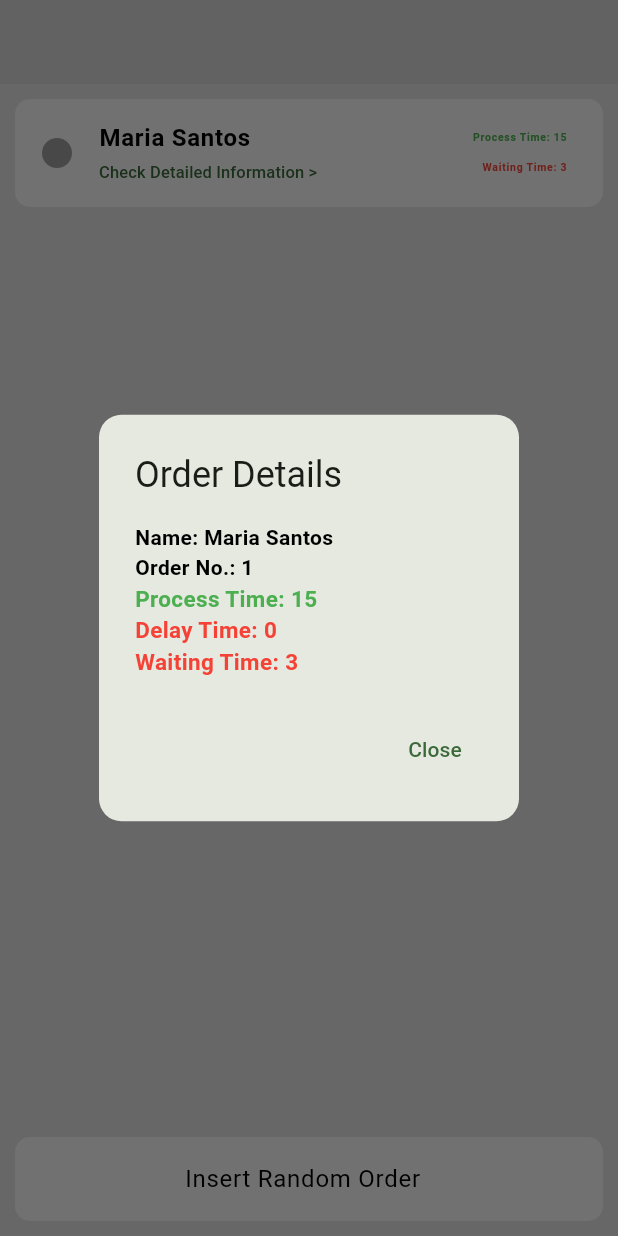
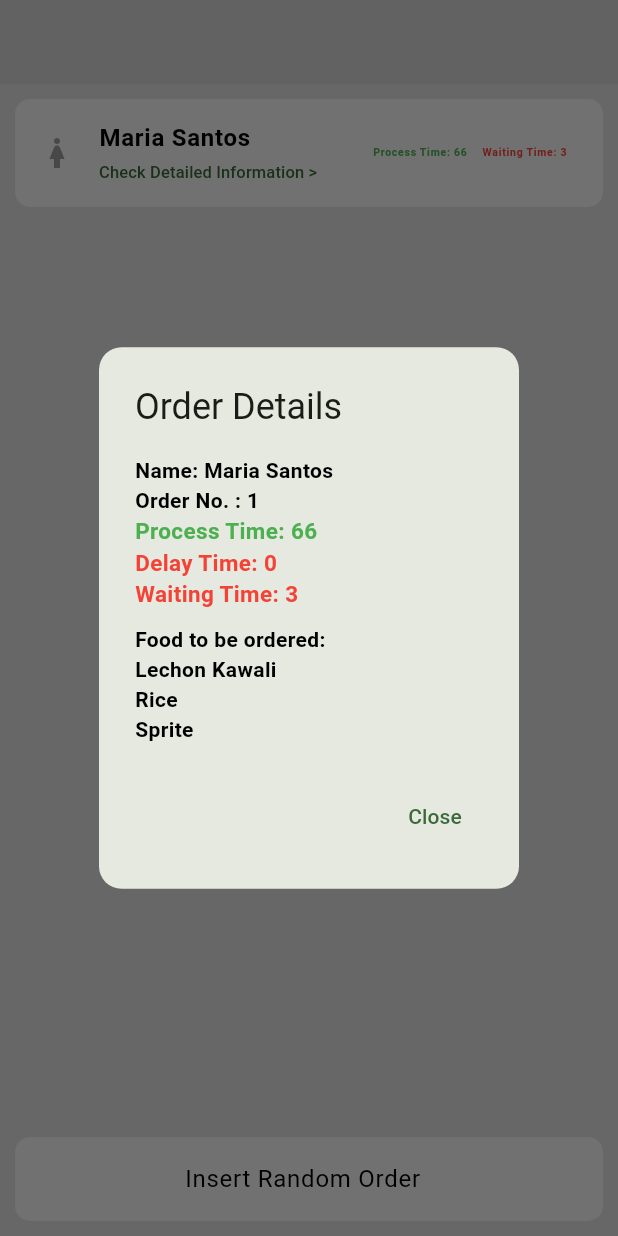
Before and after one commit to TenseiKun/Costumer-Order-Simulator-App, a Flutter app: the screen it shows after launch, after a tap on "Insert Random Order", after a tap on "Check Detailed Information >", on a phone screen of 412 x 824 dp. Run offline on Flutter 3.47's test engine with Material 3 defaults, Android fonts, the phone set to English and light mode, and no system bars; missing offline and left inert: flutter_gradient_app_bar.

Commit message:
version 2

```diff
--- a/lib/model.dart/queueModel.dart
+++ b/lib/model.dart/queueModel.dart
@@ -1,15 +1,21 @@
 class Orders {
   String name;
+  String foods;
+  String specifiedGender;
   int orderNo;
   int processTime;
+  int delayTime;
   int waitingTime;
-  int delayTime;
+  DateTime? timeReachedZero;
 
   Orders({
     required this.name,
+    required this.foods,
+    required this.specifiedGender,
     required this.orderNo,
     required this.processTime,
+    required this.delayTime,
     required this.waitingTime,
-    required this.delayTime,
+    this.timeReachedZero,
   });
 }
--- /dev/null
+++ b/lib/model.dart/randomFoods.dart
@@ -0,0 +1,4 @@
+class Foods {
+  String foodList;
+  Foods({required this.foodList});
+}
--- a/lib/model.dart/randomNameModel.dart
+++ b/lib/model.dart/randomNameModel.dart
@@ -1,5 +1,6 @@
 class RandomName {
   String characterName;
+  String gender;
 
-  RandomName({required this.characterName});
+  RandomName({required this.characterName, required this.gender});
 }
--- a/lib/queue.dart
+++ b/lib/queue.dart
@@ -1,5 +1,6 @@
 import 'dart:async';
 import 'dart:math';
+import 'package:fcsfs_order_process_plattechfinals/model.dart/randomFoods.dart';
 import 'package:fcsfs_order_process_plattechfinals/model.dart/randomNameModel.dart';
 import 'package:flutter/material.dart';
 import 'package:fcsfs_order_process_plattechfinals/model.dart/queueModel.dart';
@@ -16,107 +17,161 @@ class Queue extends StatefulWidget {
 
 class _QueueState extends State<Queue> {
   List<Orders> queueList = [];
+  List<Foods> randomFoods = [
+    Foods(foodList: 'Burger'),
+    Foods(foodList: 'Spaghetti'),
+    Foods(foodList: 'Pizza\nSoda'),
+    Foods(foodList: 'Fried Chicken\nFries'),
+    Foods(foodList: 'Hotdog'),
+    Foods(foodList: 'Tapsilog'),
+    Foods(foodList: 'Pancit\nLumpia'),
+    Foods(foodList: 'Adobo'),
+    Foods(foodList: 'Kare-Kare\nRice'),
+    Foods(foodList: 'Sinigang'),
+    Foods(foodList: 'Bistek Tagalog\nIced Tea'),
+    Foods(foodList: 'Lechon Kawali\nRice\nSprite'),
+    Foods(foodList: 'Pork BBQ'),
+    Foods(foodList: 'Chicken Inasal'),
+    Foods(foodList: 'Shawarma\nJuice'),
+    Foods(foodList: 'Dimsum Platter'),
+    Foods(foodList: 'Tempura\nSushi\nMiso Soup'),
+    Foods(foodList: 'Fishball\nKikiam'),
+    Foods(foodList: 'Takoyaki'),
+    Foods(foodList: 'Burgers\nFries\nMilkshake'),
+    Foods(foodList: 'Carbonara\nGarlic Bread'),
+    Foods(foodList: 'Tocilog'),
+    Foods(foodList: 'Ham Sandwich\nApple Juice'),
+    Foods(foodList: 'Ramen\nGreen Tea'),
+    Foods(foodList: 'Mango Float'),
+    Foods(foodList: 'Halo-Halo'),
+    Foods(foodList: 'Ice Cream Sundae'),
+    Foods(foodList: 'Donut\nCoffee'),
+    Foods(foodList: 'Corned Beef\nRice'),
+    Foods(foodList: 'Choco Lava Cake\nVanilla Ice Cream'),
+    Foods(foodList: 'Milk Tea\nFries'),
+    Foods(foodList: 'Taho'),
+    Foods(foodList: 'Siomai\nRice'),
+    Foods(foodList: 'Tuna Sandwich\nIced Coffee'),
+    Foods(foodList: 'Eggplant Omelette\nGarlic Rice'),
+    Foods(foodList: 'Cheesecake\nFruit Shake'),
+    Foods(foodList: 'Nachos\nCola'),
+    Foods(foodList: 'Bibingka\nPuto Bumbong'),
+    Foods(foodList: 'Lasagna\nCaesar Salad'),
+    Foods(foodList: 'Chicken Nuggets\nJuice'),
+    Foods(foodList: 'Pork Sisig\nEgg\nRice'),
+    Foods(foodList: 'Mami\nPandesal'),
+    Foods(foodList: 'Beef Tapa\nGarlic Rice\nEgg'),
+    Foods(foodList: 'Vegetable Lumpia\nRice'),
+    Foods(foodList: 'Burger Steak\nMashed Potatoes'),
+    Foods(foodList: 'Bacon\nEgg\nToast'),
+    Foods(foodList: 'Grilled Cheese\nTomato Soup'),
+    Foods(foodList: 'Rice Bowl\nFruit Cup'),
+    Foods(foodList: 'Sweet and Sour Pork\nRice'),
+    Foods(foodList: 'Crispy Pata\nCoke'),
+    Foods(foodList: 'Kwek-Kwek\nPalamig'),
+  ];
   List<RandomName> randomNames = [
-    RandomName(characterName: 'David Agudo'),
-    RandomName(characterName: 'Criz Moreno'),
-    RandomName(characterName: 'Bonifacio Bautista'),
-    RandomName(characterName: 'Juan dela Cruz'),
-    RandomName(characterName: 'Maria Santos'),
-    RandomName(characterName: 'Josefina Tan'),
-    RandomName(characterName: 'Alfonso Reyes'),
-    RandomName(characterName: 'Liza Rodriguez'),
-    RandomName(characterName: 'Carlos Garcia'),
-    RandomName(characterName: 'Antonio Alvarez'),
-    RandomName(characterName: 'Elena Cruz'),
-    RandomName(characterName: 'Fernando Lopez'),
-    RandomName(characterName: 'Miguel Rivera'),
-    RandomName(characterName: 'Isabella Martinez'),
-    RandomName(characterName: 'Ryan Johnson'),
-    RandomName(characterName: 'Emily Thompson'),
-    RandomName(characterName: 'Michael Smith'),
-    RandomName(characterName: 'Sarah Davis'),
-    RandomName(characterName: 'James Williams'),
-    RandomName(characterName: 'John Brown'),
-    RandomName(characterName: 'Jessica Taylor'),
-    RandomName(characterName: 'Alexandra Lee'),
-    RandomName(characterName: 'Evan Clark'),
-    RandomName(characterName: 'Grace Harris'),
-    RandomName(characterName: 'Andrew Young'),
-    RandomName(characterName: 'Sophia Walker'),
-    RandomName(characterName: 'Jack Martinez'),
-    RandomName(characterName: 'Ava Robinson'),
-    RandomName(characterName: 'William Turner'),
-    RandomName(characterName: 'Charlotte White'),
-    RandomName(characterName: 'Henry King'),
-    RandomName(characterName: 'Jackie Campbell'),
-    RandomName(characterName: 'Oliver Wright'),
-    RandomName(characterName: 'Maya Phillips'),
-    RandomName(characterName: 'Carter Evans'),
-    RandomName(characterName: 'Isaiah Carter'),
-    RandomName(characterName: 'Lucas Mitchell'),
-    RandomName(characterName: 'Zoe Scott'),
-    RandomName(characterName: 'Grace Hill'),
-    RandomName(characterName: 'Dylan Adams'),
-    RandomName(characterName: 'Mia Perez'),
-    RandomName(characterName: 'Samantha Baker'),
-    RandomName(characterName: 'Ben Taylor'),
-    RandomName(characterName: 'Olivia Green'),
-    RandomName(characterName: 'Mason Nelson'),
-    RandomName(characterName: 'Chloe Young'),
-    RandomName(characterName: 'Daniel King'),
-    RandomName(characterName: 'Anna Scott'),
-    RandomName(characterName: 'Raul Delgado'),
-    RandomName(characterName: 'Ricardo Aquino'),
-    RandomName(characterName: 'Veronica Garcia'),
-    RandomName(characterName: 'Ariel Dizon'),
-    RandomName(characterName: 'Catherine Reyes'),
-    RandomName(characterName: 'Lorenzo Ramos'),
-    RandomName(characterName: 'Lily Sanchez'),
-    RandomName(characterName: 'Paolo Torres'),
-    RandomName(characterName: 'Miguel Salazar'),
-    RandomName(characterName: 'Isabelle Cruz'),
-    RandomName(characterName: 'Samuel Matthews'),
-    RandomName(characterName: 'Kaitlyn Peterson'),
-    RandomName(characterName: 'Victoria Wong'),
-    RandomName(characterName: 'Antonio Rodriguez'),
-    RandomName(characterName: 'Jennifer Bell'),
-    RandomName(characterName: 'Henry Jackson'),
-    RandomName(characterName: 'Sarah Murphy'),
-    RandomName(characterName: 'Lucas Harrison'),
-    RandomName(characterName: 'Sophia Martinez'),
-    RandomName(characterName: 'Liam Turner'),
-    RandomName(characterName: 'Aidan Lopez'),
-    RandomName(characterName: 'Gabrielle Johnson'),
-    RandomName(characterName: 'Zara Thompson'),
-    RandomName(characterName: 'Mason Martinez'),
-    RandomName(characterName: 'Diana Sullivan'),
-    RandomName(characterName: 'Ethan Garcia'),
-    RandomName(characterName: 'Chloe Morgan'),
-    RandomName(characterName: 'Nathaniel Ward'),
-    RandomName(characterName: 'Elijah Clark'),
-    RandomName(characterName: 'Olivia Baker'),
-    RandomName(characterName: 'Benjamin Lewis'),
-    RandomName(characterName: 'Jessica Wright'),
-    RandomName(characterName: 'Hannah Mitchell'),
-    RandomName(characterName: 'William Harris'),
-    RandomName(characterName: 'Evelyn Peterson'),
-    RandomName(characterName: 'Gabriel Evans'),
-    RandomName(characterName: 'Julia Cook'),
-    RandomName(characterName: 'Luke Rogers'),
-    RandomName(characterName: 'Emily Price'),
-    RandomName(characterName: 'Michael Cooper'),
-    RandomName(characterName: 'Lola Santos'),
-    RandomName(characterName: 'Karla Gutierrez'),
-    RandomName(characterName: 'Julian Medina'),
-    RandomName(characterName: 'Chester Ramirez'),
-    RandomName(characterName: 'Adrian Williams'),
-    RandomName(characterName: 'Ruby Santiago'),
+    RandomName(characterName: 'David Agudo', gender: 'male'),
+    RandomName(characterName: 'Criz Moreno', gender: 'male'),
+    RandomName(characterName: 'Bonifacio Bautista', gender: 'male'),
+    RandomName(characterName: 'Juan dela Cruz', gender: 'male'),
+    RandomName(characterName: 'Maria Santos', gender: 'female'),
+    RandomName(characterName: 'Josefina Tan', gender: 'female'),
+    RandomName(characterName: 'Alfonso Reyes', gender: 'male'),
+    RandomName(characterName: 'Liza Rodriguez', gender: 'female'),
+    RandomName(characterName: 'Carlos Garcia', gender: 'male'),
+    RandomName(characterName: 'Antonio Alvarez', gender: 'male'),
+    RandomName(characterName: 'Elena Cruz', gender: 'female'),
+    RandomName(characterName: 'Fernando Lopez', gender: 'male'),
+    RandomName(characterName: 'Miguel Rivera', gender: 'male'),
+    RandomName(characterName: 'Isabella Martinez', gender: 'female'),
+    RandomName(characterName: 'Ryan Johnson', gender: 'male'),
+    RandomName(characterName: 'Emily Thompson', gender: 'female'),
+    RandomName(characterName: 'Michael Smith', gender: 'male'),
+    RandomName(characterName: 'Sarah Davis', gender: 'female'),
+    RandomName(characterName: 'James Williams', gender: 'male'),
+    RandomName(characterName: 'John Brown', gender: 'male'),
+    RandomName(characterName: 'Jessica Taylor', gender: 'female'),
+    RandomName(characterName: 'Alexandra Lee', gender: 'female'),
+    RandomName(characterName: 'Evan Clark', gender: 'male'),
+    RandomName(characterName: 'Grace Harris', gender: 'female'),
+    RandomName(characterName: 'Andrew Young', gender: 'male'),
+    RandomName(characterName: 'Sophia Walker', gender: 'female'),
+    RandomName(characterName: 'Jack Martinez', gender: 'male'),
+    RandomName(characterName: 'Ava Robinson', gender: 'female'),
+    RandomName(characterName: 'William Turner', gender: 'male'),
+    RandomName(characterName: 'Charlotte White', gender: 'female'),
+    RandomName(characterName: 'Henry King', gender: 'male'),
+    RandomName(characterName: 'Jackie Campbell', gender: 'female'),
+    RandomName(characterName: 'Oliver Wright', gender: 'male'),
+    RandomName(characterName: 'Maya Phillips', gender: 'female'),
+    RandomName(characterName: 'Carter Evans', gender: 'male'),
+    RandomName(characterName: 'Isaiah Carter', gender: 'male'),
+    RandomName(characterName: 'Lucas Mitchell', gender: 'male'),
+    RandomName(characterName: 'Zoe Scott', gender: 'female'),
+    RandomName(characterName: 'Grace Hill', gender: 'female'),
+    RandomName(characterName: 'Dylan Adams', gender: 'male'),
+    RandomName(characterName: 'Mia Perez', gender: 'female'),
+    RandomName(characterName: 'Samantha Baker', gender: 'female'),
+    RandomName(characterName: 'Ben Taylor', gender: 'male'),
+    RandomName(characterName: 'Olivia Green', gender: 'female'),
+    RandomName(characterName: 'Mason Nelson', gender: 'male'),
+    RandomName(characterName: 'Chloe Young', gender: 'female'),
+    RandomName(characterName: 'Daniel King', gender: 'male'),
+    RandomName(characterName: 'Anna Scott', gender: 'female'),
+    RandomName(characterName: 'Raul Delgado', gender: 'male'),
+    RandomName(characterName: 'Ricardo Aquino', gender: 'male'),
+    RandomName(characterName: 'Veronica Garcia', gender: 'female'),
+    RandomName(characterName: 'Ariel Dizon', gender: 'female'),
+    RandomName(characterName: 'Catherine Reyes', gender: 'female'),
+    RandomName(characterName: 'Lorenzo Ramos', gender: 'male'),
+    RandomName(characterName: 'Lily Sanchez', gender: 'female'),
+    RandomName(characterName: 'Paolo Torres', gender: 'male'),
+    RandomName(characterName: 'Miguel Salazar', gender: 'male'),
+    RandomName(characterName: 'Isabelle Cruz', gender: 'female'),
+    RandomName(characterName: 'Samuel Matthews', gender: 'male'),
+    RandomName(characterName: 'Kaitlyn Peterson', gender: 'female'),
+    RandomName(characterName: 'Victoria Wong', gender: 'female'),
+    RandomName(characterName: 'Antonio Rodriguez', gender: 'male'),
+    RandomName(characterName: 'Jennifer Bell', gender: 'female'),
+    RandomName(characterName: 'Henry Jackson', gender: 'male'),
+    RandomName(characterName: 'Sarah Murphy', gender: 'female'),
+    RandomName(characterName: 'Lucas Harrison', gender: 'male'),
+    RandomName(characterName: 'Sophia Martinez', gender: 'female'),
+    RandomName(characterName: 'Liam Turner', gender: 'male'),
+    RandomName(characterName: 'Aidan Lopez', gender: 'male'),
+    RandomName(characterName: 'Gabrielle Johnson', gender: 'female'),
+    RandomName(characterName: 'Zara Thompson', gender: 'female'),
+    RandomName(characterName: 'Mason Martinez', gender: 'male'),
+    RandomName(characterName: 'Diana Sullivan', gender: 'female'),
+    RandomName(characterName: 'Ethan Garcia', gender: 'male'),
+    RandomName(characterName: 'Chloe Morgan', gender: 'female'),
+    RandomName(characterName: 'Nathaniel Ward', gender: 'male'),
+    RandomName(characterName: 'Elijah Clark', gender: 'male'),
+    RandomName(characterName: 'Olivia Baker', gender: 'female'),
+    RandomName(characterName: 'Benjamin Lewis', gender: 'male'),
+    RandomName(characterName: 'Jessica Wright', gender: 'female'),
+    RandomName(characterName: 'Hannah Mitchell', gender: 'female'),
+    RandomName(characterName: 'William Harris', gender: 'male'),
+    RandomName(characterName: 'Evelyn Peterson', gender: 'female'),
+    RandomName(characterName: 'Gabriel Evans', gender: 'male'),
+    RandomName(characterName: 'Julia Cook', gender: 'female'),
+    RandomName(characterName: 'Luke Rogers', gender: 'male'),
+    RandomName(characterName: 'Emily Price', gender: 'female'),
+    RandomName(characterName: 'Michael Cooper', gender: 'male'),
+    RandomName(characterName: 'Lola Santos', gender: 'female'),
+    RandomName(characterName: 'Karla Gutierrez', gender: 'female'),
+    RandomName(characterName: 'Julian Medina', gender: 'male'),
+    RandomName(characterName: 'Chester Ramirez', gender: 'male'),
+    RandomName(characterName: 'Adrian Williams', gender: 'male'),
+    RandomName(characterName: 'Ruby Santiago', gender: 'female'),
   ];
 
   Timer? _processTimer;
   Timer? _waitingTimer;
   final Set<Orders> recentlyAddedOrders = {};
   int _nextOrderNo = 1;
+  bool priorityNo = false;
 
   @override
   void initState() {
@@ -127,11 +182,14 @@ class _QueueState extends State<Queue> {
         for (var order in queueList) {
           if (order.processTime > 0) {
             order.processTime--;
+            if (order.processTime == 0) {
+              order.timeReachedZero = DateTime.now();
+            }
           } else {
             order.delayTime++;
           }
         }
-        queueList.sort((a, b) => a.processTime.compareTo(b.processTime));
+        refresh();
       });
     });
 
@@ -154,8 +212,11 @@ class _QueueState extends State<Queue> {
   void _AddQueue() {
     final random = Random();
     final randomIndex = random.nextInt(randomNames.length);
+    final randomIndex2 = random.nextInt(randomFoods.length);
     final newOrder = Orders(
       name: randomNames[randomIndex].characterName,
+      foods: randomFoods[randomIndex2].foodList,
+      specifiedGender: randomNames[randomIndex].gender,
       orderNo: _nextOrderNo++,
       processTime: random.nextInt(90) + 1,
       waitingTime: 0,
@@ -178,6 +239,27 @@ class _QueueState extends State<Queue> {
   void _deleteQueueAtIndex(int index) {
     setState(() {
       queueList.removeAt(index);
+    });
+  }
+
+  void refresh() {
+    setState(() {
+      if (priorityNo == false) {
+        queueList.sort((a, b) {
+          if (a.processTime == 0 && b.processTime == 0) {
+            return (a.timeReachedZero ?? DateTime.now())
+                .compareTo(b.timeReachedZero ?? DateTime.now());
+          } else if (a.processTime == 0) {
+            return -1;
+          } else if (b.processTime == 0) {
+            return 1;
+          } else {
+            return a.processTime.compareTo(b.processTime);
+          }
+        });
+      } else {
+        queueList.sort((a, b) => a.orderNo.compareTo(b.orderNo));
+      }
     });
   }
 
@@ -207,13 +289,22 @@ class _QueueState extends State<Queue> {
                 crossAxisAlignment: CrossAxisAlignment.start,
                 children: [
                   Text("Name: ${order.name}", style: textName),
-                  Text("Order No.: ${order.orderNo}", style: textName),
+                  Text("Order No. : ${order.orderNo}", style: textName),
                   Text("Process Time: ${order.processTime}",
                       style: textTimeforProcessDialog),
                   Text("Delay Time: ${order.delayTime}",
                       style: textTimeforWaitingDialog),
                   Text("Waiting Time: ${order.waitingTime}",
                       style: textTimeforWaitingDialog),
+                  space10,
+                  Text(
+                    'Food to be ordered: ',
+                    style: textName,
+                  ),
+                  Text(
+                    order.foods,
+                    style: textName,
+                  ),
                 ],
               ),
               actions: [
@@ -237,6 +328,14 @@ class _QueueState extends State<Queue> {
   @override
   Widget build(BuildContext context) {
     return scaffold1(
+      switchButton: Switch(
+          value: priorityNo,
+          onChanged: (bool value) {
+            setState(() {
+              priorityNo = value;
+            });
+            refresh();
+          }),
       body: Column(
         mainAxisAlignment: MainAxisAlignment.spaceBetween,
         children: [
@@ -257,17 +356,17 @@ class _QueueState extends State<Queue> {
                   ),
                   child: ListTile(
                     leading: Icon(
-                      Icons.circle_rounded,
+                      q.specifiedGender == 'male' ? Icons.man : Icons.woman,
                       color: Colors.grey,
                     ),
                     title: Text(
                       q.name,
                       style: textName,
                     ),
-                    trailing: Row(
+                    trailing: Column(
                       mainAxisSize: MainAxisSize.min,
                       children: [
-                        Column(
+                        Row(
                           mainAxisAlignment: MainAxisAlignment.spaceAround,
                           mainAxisSize: MainAxisSize.min,
                           crossAxisAlignment: CrossAxisAlignment.end,
@@ -280,7 +379,7 @@ class _QueueState extends State<Queue> {
                                   ? textTimeforProcess
                                   : textTimeforWaiting,
                             ),
-                            space10,
+                            spaceW10,
                             textCenter(
                               "Waiting Time: ${q.waitingTime}",
                               style: textTimeforWaiting,
@@ -288,12 +387,15 @@ class _QueueState extends State<Queue> {
                           ],
                         ),
                         if (q.processTime == 0) ...[
-                          SizedBox(width: 10),
-                          ElevatedButton.icon(
+                          space10,
+                          Flexible(
+                            child: ElevatedButton.icon(
                               style: ElevatedButton.styleFrom(
                                 backgroundColor: Colors.green,
                                 padding: EdgeInsets.symmetric(
-                                  horizontal: 10, vertical: 8),
+                                    horizontal: 8, vertical: 0),
+                                tapTargetSize: MaterialTapTargetSize.shrinkWrap,
+                                minimumSize: Size(0, 0),
                                 shape: RoundedRectangleBorder(
                                   borderRadius: BorderRadius.circular(8),
                                 ),
@@ -301,12 +403,13 @@ class _QueueState extends State<Queue> {
                               onPressed: () => _deleteQueueAtIndex(index),
                               icon: Icon(
                                 Icons.check,
-                              size: 18,
+                                size: 20,
                                 color: Colors.black,
                               ),
                               label: Text(
                                 "Finish Order",
-                              style: textName,
+                                style: textButtonSmall,
+                              ),
                             ),
                           ),
                         ]
--- a/lib/styling/scaffold.dart
+++ b/lib/styling/scaffold.dart
@@ -4,12 +4,19 @@ import 'package:flutter_gradient_app_bar/flutter_gradient_app_bar.dart';
 
 Scaffold scaffold1({
   required Widget body,
+  required Widget switchButton,
 }) {
   return Scaffold(
     backgroundColor: Colors.grey[300],
     appBar: GradientAppBar(
+      actions: [
+        Row(
+          mainAxisAlignment: MainAxisAlignment.end,
+          children: [switchButton],
+        )
+      ],
       gradient: LinearGradient(
-        colors: [Colors.yellow, Colors.lime],
+        colors: [Colors.blue, Colors.cyan],
       ),
       title: textCenter(
         'FCFS Simulation',
--- a/lib/styling/textStyle.dart
+++ b/lib/styling/textStyle.dart
@@ -2,6 +2,10 @@ import 'package:flutter/material.dart';
 
 TextStyle textButton = const TextStyle(
   color: Colors.black,
+);
+TextStyle textButtonSmall = const TextStyle(
+  color: Colors.black,
+  fontSize: 12,
 );
 
 TextStyle appTitle = const TextStyle(
```
Lines whose indentation alone changed are shown as unchanged.
